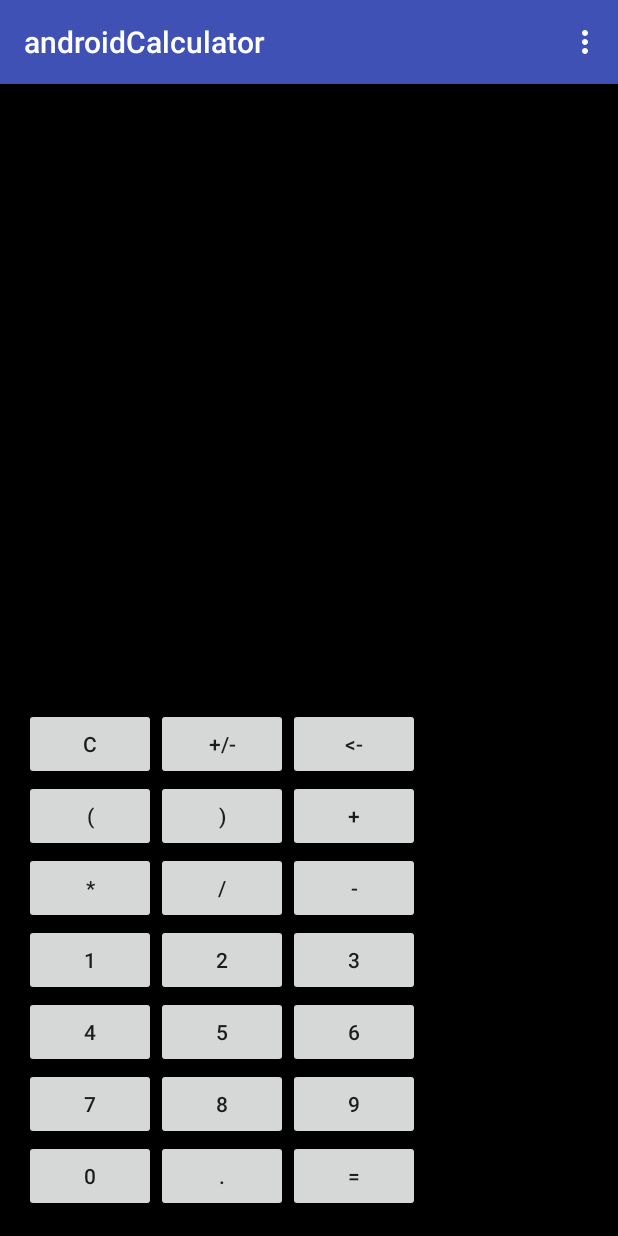
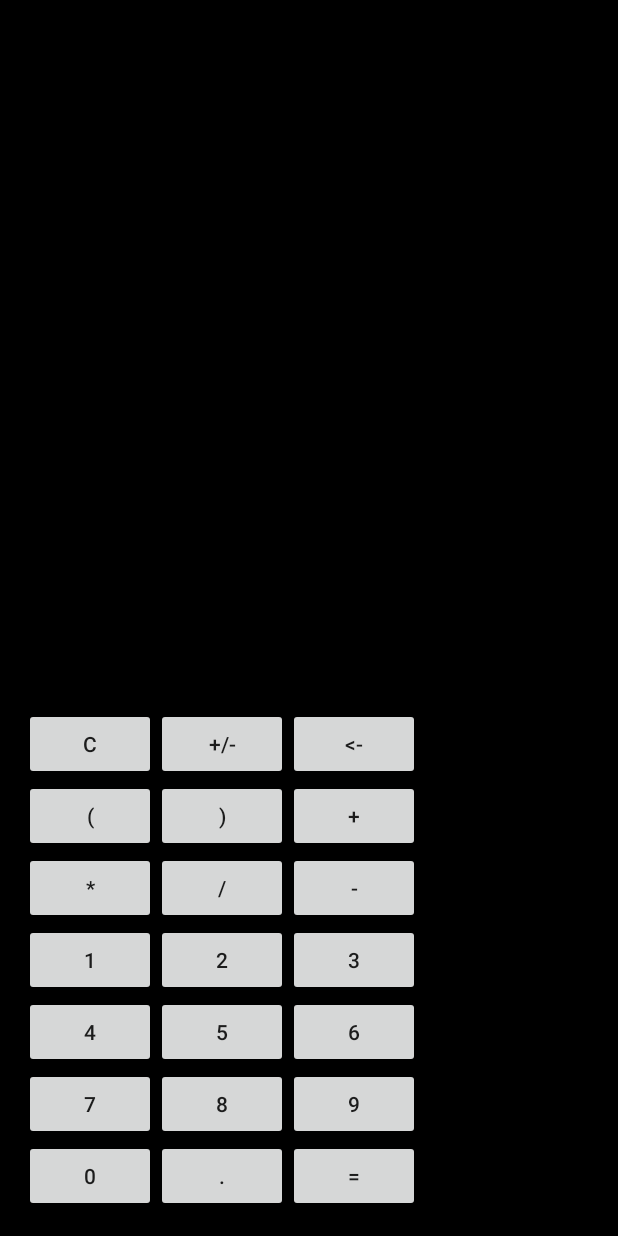
Before and after one commit to Stadzior/AndroidCalculator, an Android app: the screen it shows after launch (MainActivity), on a phone screen of 412 x 824 dp. Run offline under Robolectric (Android 15) with nearby library versions, the phone set to English and light mode, and no system bars.

Commit message:
Further layout adjustments

```diff
--- a/app/src/main/java/com/example/kamil/androidcalculator/MainActivity.java
+++ b/app/src/main/java/com/example/kamil/androidcalculator/MainActivity.java
@@ -5,6 +5,7 @@ import android.support.design.widget.FloatingActionButton;
 import android.support.design.widget.Snackbar;
 import android.support.v7.app.AppCompatActivity;
 import android.support.v7.widget.Toolbar;
+import android.text.method.ScrollingMovementMethod;
 import android.view.View;
 import android.view.Menu;
 import android.view.MenuItem;
@@ -19,9 +20,8 @@ public class MainActivity extends AppCompatActivity {
     protected void onCreate(Bundle savedInstanceState) {
         super.onCreate(savedInstanceState);
         setContentView(R.layout.activity_main);
-        Toolbar toolbar = (Toolbar) findViewById(R.id.toolbar);
-        setSupportActionBar(toolbar);
         setDisplayer((TextView) findViewById(R.id.textViewDisplayer));
+        displayer.setMovementMethod(new ScrollingMovementMethod());
     }
 
     @Override
--- a/app/src/main/res/layout-land/activity_main.xml
+++ b/app/src/main/res/layout-land/activity_main.xml
@@ -13,13 +13,6 @@
         android:layout_width="match_parent"
         android:theme="@style/AppTheme.AppBarOverlay">
 
-        <android.support.v7.widget.Toolbar
-            android:id="@+id/toolbar"
-            android:layout_width="match_parent"
-            android:layout_height="?attr/actionBarSize"
-            android:background="?attr/colorPrimary"
-            app:popupTheme="@style/AppTheme.PopupOverlay" />
-
     </android.support.design.widget.AppBarLayout>
 
     <include layout="@layout/content_main"/>
--- a/app/src/main/res/layout-land/content_main.xml
+++ b/app/src/main/res/layout-land/content_main.xml
@@ -25,7 +25,7 @@
 
         <TextView
             android:layout_width="match_parent"
-            android:layout_height="95dp"
+            android:layout_height="74dp"
             android:textAppearance="?android:attr/textAppearanceLarge"
             android:id="@+id/textViewDisplayer"
             android:layout_row="0"
@@ -35,20 +35,20 @@
             android:textAlignment="viewEnd"
             android:textSize="35sp"
             android:gravity="end"
+            android:scrollbars="vertical"
             android:background="#000000"
             android:textColor="#ffffff"
-            android:maxLines="1"
             android:layout_gravity="top|left|bottom|right" />
 
         <GridLayout
-            android:layout_width="wrap_content"
+            android:layout_width="match_parent"
             android:layout_height="wrap_content"
             android:layout_row="1"
             android:layout_column="0"
-            android:layout_gravity="fill_horizontal|bottom">
+            android:layout_gravity="fill">
 
             <Button
-                android:layout_width="wrap_content"
+                android:layout_width="80dp"
                 android:layout_height="wrap_content"
                 android:text="@string/btnClearText"
                 android:id="@+id/btnClear"
@@ -57,7 +57,7 @@
                 android:onClick="clearDisplayer" />
 
             <Button
-                android:layout_width="wrap_content"
+                android:layout_width="80dp"
                 android:layout_height="wrap_content"
                 android:text="@string/btnLogText"
                 android:id="@+id/btnLog"
@@ -66,7 +66,7 @@
                 android:onClick="clearDisplayer" />
 
             <Button
-                android:layout_width="wrap_content"
+                android:layout_width="80dp"
                 android:layout_height="wrap_content"
                 android:text="@string/btnPrevText"
                 android:id="@+id/btnPrev"
@@ -75,7 +75,7 @@
                 android:onClick="deletePreviousSymbol" />
 
             <Button
-                android:layout_width="wrap_content"
+                android:layout_width="80dp"
                 android:layout_height="wrap_content"
                 android:text="@string/btnFourText"
                 android:id="@+id/btnFour"
@@ -84,7 +84,7 @@
                 android:onClick="writeSymbolToDisplayer" />
 
             <Button
-                android:layout_width="wrap_content"
+                android:layout_width="80dp"
                 android:layout_height="wrap_content"
                 android:text="@string/btnSqrtText"
                 android:id="@+id/btnSqrt"
@@ -93,7 +93,7 @@
                 android:onClick="clearDisplayer" />
 
             <Button
-                android:layout_width="wrap_content"
+                android:layout_width="80dp"
                 android:layout_height="wrap_content"
                 android:text="@string/btnSevenText"
                 android:id="@+id/btnSeven"
@@ -102,7 +102,7 @@
                 android:onClick="writeSymbolToDisplayer" />
 
             <Button
-                android:layout_width="wrap_content"
+                android:layout_width="80dp"
                 android:layout_height="wrap_content"
                 android:text="@string/btnFiveText"
                 android:id="@+id/btnFive"
@@ -111,7 +111,7 @@
                 android:onClick="writeSymbolToDisplayer" />
 
             <Button
-                android:layout_width="wrap_content"
+                android:layout_width="80dp"
                 android:layout_height="wrap_content"
                 android:text="@string/btnSixText"
                 android:id="@+id/btnSix"
@@ -120,7 +120,7 @@
                 android:onClick="writeSymbolToDisplayer" />
 
             <Button
-                android:layout_width="wrap_content"
+                android:layout_width="80dp"
                 android:layout_height="wrap_content"
                 android:text="@string/btnSubstractText"
                 android:id="@+id/btnSubstract"
@@ -129,7 +129,7 @@
                 android:onClick="writeSymbolToDisplayer" />
 
             <Button
-                android:layout_width="wrap_content"
+                android:layout_width="80dp"
                 android:layout_height="wrap_content"
                 android:text="@string/btnAddText"
                 android:id="@+id/btnAdd"
@@ -138,7 +138,7 @@
                 android:onClick="writeSymbolToDisplayer" />
 
             <Button
-                android:layout_width="wrap_content"
+                android:layout_width="80dp"
                 android:layout_height="wrap_content"
                 android:text="@string/btnEightText"
                 android:id="@+id/btnEight"
@@ -147,7 +147,7 @@
                 android:onClick="writeSymbolToDisplayer" />
 
             <Button
-                android:layout_width="wrap_content"
+                android:layout_width="80dp"
                 android:layout_height="wrap_content"
                 android:text="@string/btnNineText"
                 android:id="@+id/btnNine"
@@ -156,7 +156,7 @@
                 android:onClick="writeSymbolToDisplayer" />
 
             <Button
-                android:layout_width="wrap_content"
+                android:layout_width="80dp"
                 android:layout_height="wrap_content"
                 android:text="@string/btnMultiplyText"
                 android:id="@+id/btnMultiply"
@@ -165,7 +165,7 @@
                 android:onClick="writeSymbolToDisplayer" />
 
             <Button
-                android:layout_width="wrap_content"
+                android:layout_width="80dp"
                 android:layout_height="wrap_content"
                 android:text="@string/btnDivisionText"
                 android:id="@+id/btnDivision"
@@ -174,7 +174,7 @@
                 android:onClick="writeSymbolToDisplayer" />
 
             <Button
-                android:layout_width="wrap_content"
+                android:layout_width="80dp"
                 android:layout_height="wrap_content"
                 android:text="@string/btnOneText"
                 android:id="@+id/btnOne"
@@ -183,7 +183,7 @@
                 android:onClick="writeSymbolToDisplayer" />
 
             <Button
-                android:layout_width="wrap_content"
+                android:layout_width="80dp"
                 android:layout_height="wrap_content"
                 android:text="@string/btnTwoText"
                 android:id="@+id/btnTwo"
@@ -192,7 +192,7 @@
                 android:onClick="writeSymbolToDisplayer" />
 
             <Button
-                android:layout_width="wrap_content"
+                android:layout_width="80dp"
                 android:layout_height="wrap_content"
                 android:text="@string/btnThreeText"
                 android:id="@+id/btnThree"
@@ -201,7 +201,7 @@
                 android:onClick="writeSymbolToDisplayer" />
 
             <Button
-                android:layout_width="wrap_content"
+                android:layout_width="80dp"
                 android:layout_height="wrap_content"
                 android:text="@string/btnPowerText"
                 android:id="@+id/btnPower"
@@ -210,7 +210,7 @@
                 android:onClick="clearDisplayer" />
 
             <Button
-                android:layout_width="wrap_content"
+                android:layout_width="80dp"
                 android:layout_height="wrap_content"
                 android:text="@string/btnZeroText"
                 android:id="@+id/btnZero"
@@ -219,7 +219,7 @@
                 android:onClick="writeSymbolToDisplayer" />
 
             <Button
-                android:layout_width="wrap_content"
+                android:layout_width="80dp"
                 android:layout_height="wrap_content"
                 android:text="@string/btnCommaText"
                 android:id="@+id/btnComma"
@@ -228,7 +228,7 @@
                 android:onClick="writeSymbolToDisplayer" />
 
             <Button
-                android:layout_width="wrap_content"
+                android:layout_width="80dp"
                 android:layout_height="wrap_content"
                 android:text="@string/btnSignText"
                 android:id="@+id/btnSign"
@@ -236,7 +236,7 @@
                 android:layout_column="2" />
 
             <Button
-                android:layout_width="wrap_content"
+                android:layout_width="80dp"
                 android:layout_height="wrap_content"
                 android:text="@string/btnParenthesisOpen"
                 android:id="@+id/btnParenthesisOpen"
@@ -245,7 +245,7 @@
                 android:onClick="writeSymbolToDisplayer" />
 
             <Button
-                android:layout_width="wrap_content"
+                android:layout_width="80dp"
                 android:layout_height="wrap_content"
                 android:text="@string/btnParenthesisClose"
                 android:id="@+id/btnParenthesisClose"
@@ -254,7 +254,7 @@
                 android:onClick="writeSymbolToDisplayer" />
 
             <Button
-                android:layout_width="wrap_content"
+                android:layout_width="80dp"
                 android:layout_height="wrap_content"
                 android:text="@string/btnEqualsText"
                 android:id="@+id/Equals"
--- a/app/src/main/res/layout/activity_main.xml
+++ b/app/src/main/res/layout/activity_main.xml
@@ -13,13 +13,6 @@
         android:layout_width="match_parent"
         android:theme="@style/AppTheme.AppBarOverlay">
 
-        <android.support.v7.widget.Toolbar
-            android:id="@+id/toolbar"
-            android:layout_width="match_parent"
-            android:layout_height="?attr/actionBarSize"
-            android:background="?attr/colorPrimary"
-            app:popupTheme="@style/AppTheme.PopupOverlay" />
-
     </android.support.design.widget.AppBarLayout>
 
     <include layout="@layout/content_main"/>
--- a/app/src/main/res/layout/content_main.xml
+++ b/app/src/main/res/layout/content_main.xml
@@ -26,7 +26,7 @@
 
         <TextView
             android:layout_width="match_parent"
-            android:layout_height="wrap_content"
+            android:layout_height="138dp"
             android:textAppearance="?android:attr/textAppearanceLarge"
             android:id="@+id/textViewDisplayer"
             android:layout_row="0"
@@ -38,7 +38,7 @@
             android:gravity="end"
             android:background="#000000"
             android:textColor="#ffffff"
-            android:maxLines="1"
+            android:scrollbars="vertical"
             android:layout_gravity="top|left|bottom|right" />
 
         <GridLayout
```
